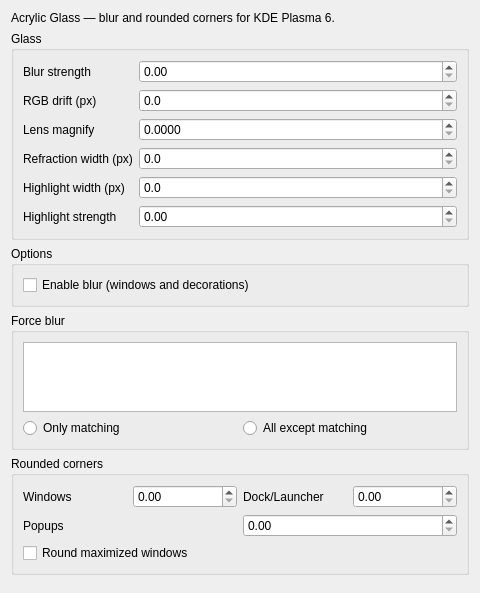
Before: the Qt Designer form src/offline/kwin-effects/acrylic-glass/src/kcm/blur_config.ui in lestercorderomurillo/macos-tahoe-liquid-kde, drawn with Qt 5.
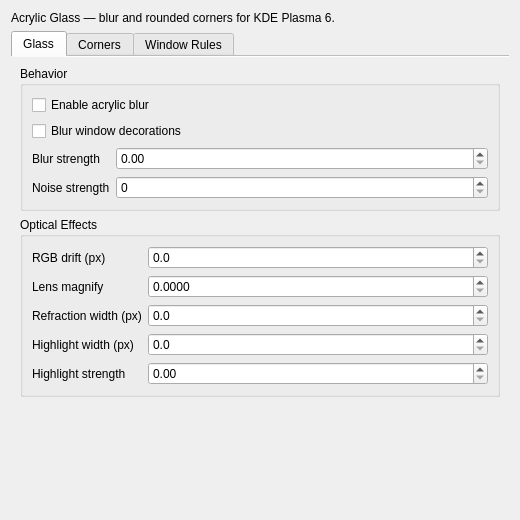
After: the same form once the commit is applied.

Commit message:
Acrylic glass: modular shaders + extended KCM config UI
Split monolithic onscreen_rounded shaders into reusable modules
(blur.glsl, distort.glsl, highlight.glsl, sdf.glsl) and register them
via the qrc.  Rebuild wires the new sources through CMakeLists and
blur.cpp.  blur_config KCM UI extended with the new surface/iridescence
controls.  tests/test.sh picks up the additional shader assertions.

Also ignore .codex scratch file.

Patch:
```diff
--- a/src/offline/kwin-effects/acrylic-glass/src/kcm/blur_config.ui
+++ b/src/offline/kwin-effects/acrylic-glass/src/kcm/blur_config.ui
@@ -3,169 +3,451 @@
  <class>BlurEffectConfig</class>
  <widget class="QWidget" name="BlurEffectConfig">
   <property name="geometry">
-   <rect><x>0</x><y>0</y><width>480</width><height>420</height></rect>
+   <rect>
+    <x>0</x>
+    <y>0</y>
+    <width>520</width>
+    <height>520</height>
+   </rect>
   </property>
-  <layout class="QVBoxLayout">
+  <layout class="QVBoxLayout" name="verticalLayoutMain">
    <item>
-    <widget class="QLabel">
-     <property name="text"><string>Acrylic Glass — blur and rounded corners for KDE Plasma 6.</string></property>
-     <property name="wordWrap"><bool>true</bool></property>
+    <widget class="QLabel" name="introLabel">
+     <property name="text">
+      <string>Acrylic Glass — blur and rounded corners for KDE Plasma 6.</string>
+     </property>
+     <property name="wordWrap">
+      <bool>true</bool>
+     </property>
     </widget>
    </item>
    <item>
-    <widget class="QGroupBox">
-     <property name="title"><string>Glass</string></property>
-     <layout class="QFormLayout">
-      <item row="0" column="0">
-       <widget class="QLabel">
-        <property name="text"><string>Blur strength</string></property>
-        <property name="toolTip"><string>Kawase downsample depth. Higher values produce a deeper, more Gaussian-looking blur behind the glass.</string></property>
-       </widget>
-      </item>
-      <item row="0" column="1">
-       <widget class="QDoubleSpinBox" name="kcfg_BlurStrength">
-        <property name="toolTip"><string>Kawase downsample depth. Higher values produce a deeper blur. Fractional values (e.g. 1.75) interpolate smoothly between levels.</string></property>
-        <property name="minimum"><double>0.0</double></property>
-        <property name="maximum"><double>20.0</double></property>
-        <property name="singleStep"><double>0.05</double></property>
-        <property name="decimals"><number>2</number></property>
-       </widget>
-      </item>
-      <item row="1" column="0">
-       <widget class="QLabel">
-        <property name="text"><string>RGB drift (px)</string></property>
-        <property name="toolTip"><string>Chromatic aberration spread at the glass rim. Dispersive glass separates wavelengths — red drifts outward, blue drifts inward. 0 = no drift.</string></property>
-       </widget>
-      </item>
-      <item row="1" column="1">
-       <widget class="QDoubleSpinBox" name="kcfg_RgbDriftStrength">
-        <property name="toolTip"><string>Chromatic aberration spread at the glass rim. Dispersive glass separates wavelengths — red drifts outward, blue drifts inward. 0 = no drift.</string></property>
-        <property name="minimum"><double>0.0</double></property>
-        <property name="maximum"><double>100.0</double></property>
-        <property name="singleStep"><double>1.0</double></property>
-        <property name="decimals"><number>1</number></property>
-       </widget>
-      </item>
-      <item row="2" column="0">
-       <widget class="QLabel">
-        <property name="text"><string>Lens magnify</string></property>
-        <property name="toolTip"><string>Convex-lens magnification of the blurred backdrop. The whole glass surface acts as a thick lens — higher values make the background appear closer.</string></property>
-       </widget>
-      </item>
-      <item row="2" column="1">
-       <widget class="QDoubleSpinBox" name="kcfg_MagnifyGlassStrength">
-        <property name="toolTip"><string>Convex-lens magnification of the blurred backdrop. The whole glass surface acts as a thick lens — higher values make the background appear closer.</string></property>
-        <property name="minimum"><double>0.0</double></property>
-        <property name="maximum"><double>0.1</double></property>
-        <property name="singleStep"><double>0.001</double></property>
-        <property name="decimals"><number>4</number></property>
-       </widget>
-      </item>
-      <item row="3" column="0">
-       <widget class="QLabel">
-        <property name="text"><string>Refraction width (px)</string></property>
-        <property name="toolTip"><string>Band from the glass edge inward where chromatic dispersion and lens distortion are active. Narrow values (e.g. 22 px) keep the prismatic fringe tight to the border.</string></property>
-       </widget>
-      </item>
-      <item row="3" column="1">
-       <widget class="QDoubleSpinBox" name="kcfg_RefractionWidth">
-        <property name="toolTip"><string>Band from the glass edge inward where chromatic dispersion and lens distortion are active. Narrow values (e.g. 22 px) keep the prismatic fringe tight to the border.</string></property>
-        <property name="minimum"><double>0.0</double></property>
-        <property name="maximum"><double>300.0</double></property>
-        <property name="singleStep"><double>1.0</double></property>
-        <property name="decimals"><number>1</number></property>
-       </widget>
-      </item>
-      <item row="4" column="0">
-       <widget class="QLabel">
-        <property name="text"><string>Highlight width (px)</string></property>
-        <property name="toolTip"><string>Band from the glass edge inward where the specular glow and ambient top/bottom gradient are active. Large values (e.g. 120 px) spread the light across most of the surface.</string></property>
-       </widget>
-      </item>
-      <item row="4" column="1">
-       <widget class="QDoubleSpinBox" name="kcfg_HighlightWidth">
-        <property name="toolTip"><string>Band from the glass edge inward where the specular glow and ambient top/bottom gradient are active. Large values (e.g. 120 px) spread the light across most of the surface.</string></property>
-        <property name="minimum"><double>0.0</double></property>
-        <property name="maximum"><double>600.0</double></property>
-        <property name="singleStep"><double>1.0</double></property>
-        <property name="decimals"><number>1</number></property>
-       </widget>
-      </item>
-      <item row="5" column="0">
-       <widget class="QLabel">
-        <property name="text"><string>Highlight strength</string></property>
-        <property name="toolTip"><string>Brightness multiplier for the specular rim glow at the glass edge. 0 = no highlight, 1 = default, 2+ = very bright.</string></property>
-       </widget>
-      </item>
-      <item row="5" column="1">
-       <widget class="QDoubleSpinBox" name="kcfg_HighlightStrength">
-        <property name="toolTip"><string>Brightness multiplier for the specular rim glow at the glass edge. 0 = no highlight, 1 = default, 2+ = very bright.</string></property>
-        <property name="minimum"><double>0.0</double></property>
-        <property name="maximum"><double>3.0</double></property>
-        <property name="singleStep"><double>0.05</double></property>
-        <property name="decimals"><number>2</number></property>
-       </widget>
-      </item>
-     </layout>
+    <widget class="QTabWidget" name="settingsTabs">
+     <property name="documentMode">
+      <bool>true</bool>
+     </property>
+     <widget class="QWidget" name="tabGlass">
+      <attribute name="title">
+       <string>Glass</string>
+      </attribute>
+      <layout class="QVBoxLayout" name="verticalLayoutGlass">
+       <item>
+        <widget class="QGroupBox" name="groupBehavior">
+         <property name="title">
+          <string>Behavior</string>
+         </property>
+         <layout class="QVBoxLayout" name="verticalLayoutBehavior">
+          <item>
+           <widget class="QCheckBox" name="kcfg_TransparentBlur">
+            <property name="text">
+             <string>Enable acrylic blur</string>
+            </property>
+           </widget>
+          </item>
+          <item>
+           <widget class="QCheckBox" name="kcfg_BlurDecorations">
+            <property name="text">
+             <string>Blur window decorations</string>
+            </property>
+           </widget>
+          </item>
+          <item>
+           <layout class="QFormLayout" name="formLayoutBehavior">
+            <item row="0" column="0">
+             <widget class="QLabel" name="labelBlurStrength">
+              <property name="text">
+               <string>Blur strength</string>
+              </property>
+              <property name="toolTip">
+               <string>Kawase downsample depth. Higher values produce a deeper blur. Fractional values interpolate smoothly.</string>
+              </property>
+             </widget>
+            </item>
+            <item row="0" column="1">
+             <widget class="QDoubleSpinBox" name="kcfg_BlurStrength">
+              <property name="toolTip">
+               <string>Kawase downsample depth. Higher values produce a deeper blur. Fractional values interpolate smoothly.</string>
+              </property>
+              <property name="minimum">
+               <double>0.000000000000000</double>
+              </property>
+              <property name="maximum">
+               <double>20.000000000000000</double>
+              </property>
+              <property name="singleStep">
+               <double>0.050000000000000</double>
+              </property>
+              <property name="decimals">
+               <number>2</number>
+              </property>
+             </widget>
+            </item>
+            <item row="1" column="0">
+             <widget class="QLabel" name="labelNoiseStrength">
+              <property name="text">
+               <string>Noise strength</string>
+              </property>
+              <property name="toolTip">
+               <string>Fine grain added to reduce color banding in smooth blur gradients. 0 disables grain.</string>
+              </property>
+             </widget>
+            </item>
+            <item row="1" column="1">
+             <widget class="QSpinBox" name="kcfg_NoiseStrength">
+              <property name="toolTip">
+               <string>Fine grain added to reduce color banding in smooth blur gradients. 0 disables grain.</string>
+              </property>
+              <property name="minimum">
+               <number>0</number>
+              </property>
+              <property name="maximum">
+               <number>64</number>
+              </property>
+             </widget>
+            </item>
+           </layout>
+          </item>
+         </layout>
+        </widget>
+       </item>
+       <item>
+        <widget class="QGroupBox" name="groupOptics">
+         <property name="title">
+          <string>Optical Effects</string>
+         </property>
+         <layout class="QFormLayout" name="formLayoutOptics">
+          <item row="0" column="0">
+           <widget class="QLabel" name="labelRgbDriftStrength">
+            <property name="text">
+             <string>RGB drift (px)</string>
+            </property>
+            <property name="toolTip">
+             <string>Chromatic aberration spread at the glass rim. 0 disables RGB splitting.</string>
+            </property>
+           </widget>
+          </item>
+          <item row="0" column="1">
+           <widget class="QDoubleSpinBox" name="kcfg_RgbDriftStrength">
+            <property name="toolTip">
+             <string>Chromatic aberration spread at the glass rim. 0 disables RGB splitting.</string>
+            </property>
+            <property name="minimum">
+             <double>0.000000000000000</double>
+            </property>
+            <property name="maximum">
+             <double>100.000000000000000</double>
+            </property>
+            <property name="singleStep">
+             <double>1.000000000000000</double>
+            </property>
+            <property name="decimals">
+             <number>1</number>
+            </property>
+           </widget>
+          </item>
+          <item row="1" column="0">
+           <widget class="QLabel" name="labelMagnifyGlassStrength">
+            <property name="text">
+             <string>Lens magnify</string>
+            </property>
+            <property name="toolTip">
+             <string>Convex lens magnification of the blurred backdrop.</string>
+            </property>
+           </widget>
+          </item>
+          <item row="1" column="1">
+           <widget class="QDoubleSpinBox" name="kcfg_MagnifyGlassStrength">
+            <property name="toolTip">
+             <string>Convex lens magnification of the blurred backdrop.</string>
+            </property>
+            <property name="minimum">
+             <double>0.000000000000000</double>
+            </property>
+            <property name="maximum">
+             <double>0.100000000000000</double>
+            </property>
+            <property name="singleStep">
+             <double>0.001000000000000</double>
+            </property>
+            <property name="decimals">
+             <number>4</number>
+            </property>
+           </widget>
+          </item>
+          <item row="2" column="0">
+           <widget class="QLabel" name="labelRefractionWidth">
+            <property name="text">
+             <string>Refraction width (px)</string>
+            </property>
+            <property name="toolTip">
+             <string>Width of the edge band where refraction and RGB drift are active.</string>
+            </property>
+           </widget>
+          </item>
+          <item row="2" column="1">
+           <widget class="QDoubleSpinBox" name="kcfg_RefractionWidth">
+            <property name="toolTip">
+             <string>Width of the edge band where refraction and RGB drift are active.</string>
+            </property>
+            <property name="minimum">
+             <double>0.000000000000000</double>
+            </property>
+            <property name="maximum">
+             <double>300.000000000000000</double>
+            </property>
+            <property name="singleStep">
+             <double>1.000000000000000</double>
+            </property>
+            <property name="decimals">
+             <number>1</number>
+            </property>
+           </widget>
+          </item>
+          <item row="3" column="0">
+           <widget class="QLabel" name="labelHighlightWidth">
+            <property name="text">
+             <string>Highlight width (px)</string>
+            </property>
+            <property name="toolTip">
+             <string>Width of the rim-light band from the edge toward the center.</string>
+            </property>
+           </widget>
+          </item>
+          <item row="3" column="1">
+           <widget class="QDoubleSpinBox" name="kcfg_HighlightWidth">
+            <property name="toolTip">
+             <string>Width of the rim-light band from the edge toward the center.</string>
+            </property>
+            <property name="minimum">
+             <double>0.000000000000000</double>
+            </property>
+            <property name="maximum">
+             <double>600.000000000000000</double>
+            </property>
+            <property name="singleStep">
+             <double>1.000000000000000</double>
+            </property>
+            <property name="decimals">
+             <number>1</number>
+            </property>
+           </widget>
+          </item>
+          <item row="4" column="0">
+           <widget class="QLabel" name="labelHighlightStrength">
+            <property name="text">
+             <string>Highlight strength</string>
+            </property>
+            <property name="toolTip">
+             <string>Brightness multiplier for the glass rim highlight.</string>
+            </property>
+           </widget>
+          </item>
+          <item row="4" column="1">
+           <widget class="QDoubleSpinBox" name="kcfg_HighlightStrength">
+            <property name="toolTip">
+             <string>Brightness multiplier for the glass rim highlight.</string>
+            </property>
+            <property name="minimum">
+             <double>0.000000000000000</double>
+            </property>
+            <property name="maximum">
+             <double>3.000000000000000</double>
+            </property>
+            <property name="singleStep">
+             <double>0.050000000000000</double>
+            </property>
+            <property name="decimals">
+             <number>2</number>
+            </property>
+           </widget>
+          </item>
+         </layout>
+        </widget>
+       </item>
+       <item>
+        <spacer name="verticalSpacerGlass">
+         <property name="orientation">
+          <enum>Qt::Vertical</enum>
+         </property>
+         <property name="sizeHint" stdset="0">
+          <size>
+           <width>20</width>
+           <height>40</height>
+          </size>
+         </property>
+        </spacer>
+       </item>
+      </layout>
+     </widget>
+     <widget class="QWidget" name="tabCorners">
+      <attribute name="title">
+       <string>Corners</string>
+      </attribute>
+      <layout class="QVBoxLayout" name="verticalLayoutCorners">
+       <item>
+        <widget class="QGroupBox" name="groupCornerRadius">
+         <property name="title">
+          <string>Corner Radius (px)</string>
+         </property>
+         <layout class="QFormLayout" name="formLayoutCorners">
+          <item row="0" column="0">
+           <widget class="QLabel" name="labelWindowCornerRadius">
+            <property name="text">
+             <string>Windows</string>
+            </property>
+           </widget>
+          </item>
+          <item row="0" column="1">
+           <widget class="QDoubleSpinBox" name="kcfg_WindowCornerRadius">
+            <property name="minimum">
+             <double>0.000000000000000</double>
+            </property>
+            <property name="maximum">
+             <double>100.000000000000000</double>
+            </property>
+           </widget>
+          </item>
+          <item row="1" column="0">
+           <widget class="QLabel" name="labelDockCornerRadius">
+            <property name="text">
+             <string>Dock/Launcher</string>
+            </property>
+           </widget>
+          </item>
+          <item row="1" column="1">
+           <widget class="QDoubleSpinBox" name="kcfg_DockCornerRadius">
+            <property name="minimum">
+             <double>0.000000000000000</double>
+            </property>
+            <property name="maximum">
+             <double>100.000000000000000</double>
+            </property>
+           </widget>
+          </item>
+          <item row="2" column="0">
+           <widget class="QLabel" name="labelPopupCornerRadius">
+            <property name="text">
+             <string>Popups</string>
+            </property>
+            <property name="toolTip">
+             <string>Tooltips, menus, dialogs and applet popups.</string>
+            </property>
+           </widget>
+          </item>
+          <item row="2" column="1">
+           <widget class="QDoubleSpinBox" name="kcfg_PopupCornerRadius">
+            <property name="minimum">
+             <double>0.000000000000000</double>
+            </property>
+            <property name="maximum">
+             <double>100.000000000000000</double>
+            </property>
+           </widget>
+          </item>
+         </layout>
+        </widget>
+       </item>
+       <item>
+        <widget class="QCheckBox" name="kcfg_RoundCornersOfMaximizedWindows">
+         <property name="text">
+          <string>Round maximized windows</string>
+         </property>
+        </widget>
+       </item>
+       <item>
+        <spacer name="verticalSpacerCorners">
+         <property name="orientation">
+          <enum>Qt::Vertical</enum>
+         </property>
+         <property name="sizeHint" stdset="0">
+          <size>
+           <width>20</width>
+           <height>40</height>
+          </size>
+         </property>
+        </spacer>
+       </item>
+      </layout>
+     </widget>
+     <widget class="QWidget" name="tabWindowRules">
+      <attribute name="title">
+       <string>Window Rules</string>
+      </attribute>
+      <layout class="QVBoxLayout" name="verticalLayoutRules">
+       <item>
+        <widget class="QGroupBox" name="groupForceBlurList">
+         <property name="title">
+          <string>Force Blur List</string>
+         </property>
+         <layout class="QVBoxLayout" name="verticalLayoutForceList">
+          <item>
+           <widget class="QLabel" name="labelWindowClassesHelp">
+            <property name="text">
+             <string>One window class or resource name per line.</string>
+            </property>
+            <property name="wordWrap">
+             <bool>true</bool>
+            </property>
+           </widget>
+          </item>
+          <item>
+           <widget class="QPlainTextEdit" name="kcfg_WindowClasses">
+            <property name="maximumSize">
+             <size>
+              <width>16777215</width>
+              <height>140</height>
+             </size>
+            </property>
+            <property name="placeholderText">
+             <string>examples:
+org.kde.dolphin
+firefox</string>
+            </property>
+           </widget>
+          </item>
+         </layout>
+        </widget>
+       </item>
+       <item>
+        <widget class="QGroupBox" name="groupMatchMode">
+         <property name="title">
+          <string>Match Mode</string>
+         </property>
+         <layout class="QVBoxLayout" name="verticalLayoutMatchMode">
+          <item>
+           <widget class="QRadioButton" name="kcfg_BlurMatching">
+            <property name="text">
+             <string>Only matching windows</string>
+            </property>
+           </widget>
+          </item>
+          <item>
+           <widget class="QRadioButton" name="kcfg_BlurNonMatching">
+            <property name="text">
+             <string>All except matching windows</string>
+            </property>
+           </widget>
+          </item>
+         </layout>
+        </widget>
+       </item>
+       <item>
+        <spacer name="verticalSpacerRules">
+         <property name="orientation">
+          <enum>Qt::Vertical</enum>
+         </property>
+         <property name="sizeHint" stdset="0">
+          <size>
+           <width>20</width>
+           <height>40</height>
+          </size>
+         </property>
+        </spacer>
+       </item>
+      </layout>
+     </widget>
     </widget>
    </item>
-   <item>
-    <widget class="QGroupBox">
-     <property name="title"><string>Options</string></property>
-     <layout class="QVBoxLayout">
-      <item>
-       <widget class="QCheckBox" name="kcfg_TransparentBlur">
-        <property name="text"><string>Enable blur (windows and decorations)</string></property>
-       </widget>
-      </item>
-     </layout>
-    </widget>
-   </item>
-   <item>
-    <widget class="QGroupBox">
-     <property name="title"><string>Force blur</string></property>
-     <layout class="QVBoxLayout">
-      <item>
-       <widget class="QPlainTextEdit" name="kcfg_WindowClasses">
-        <property name="maximumSize"><size><width>16777215</width><height>80</height></size></property>
-       </widget>
-      </item>
-      <item>
-       <layout class="QHBoxLayout">
-        <item><widget class="QRadioButton" name="kcfg_BlurMatching"><property name="text"><string>Only matching</string></property></widget></item>
-        <item><widget class="QRadioButton" name="kcfg_BlurNonMatching"><property name="text"><string>All except matching</string></property></widget></item>
-       </layout>
-      </item>
-     </layout>
-    </widget>
-   </item>
-   <item>
-    <widget class="QGroupBox">
-     <property name="title"><string>Rounded corners</string></property>
-     <layout class="QVBoxLayout">
-      <item>
-       <layout class="QHBoxLayout">
-        <item><widget class="QLabel"><property name="text"><string>Windows</string></property></widget></item>
-        <item><widget class="QDoubleSpinBox" name="kcfg_WindowCornerRadius"><property name="minimum"><double>0.0</double></property></widget></item>
-        <item><widget class="QLabel"><property name="text"><string>Dock/Launcher</string></property></widget></item>
-        <item><widget class="QDoubleSpinBox" name="kcfg_DockCornerRadius"><property name="minimum"><double>0.0</double></property></widget></item>
-       </layout>
-      </item>
-      <item>
-       <layout class="QHBoxLayout">
-        <item><widget class="QLabel"><property name="text"><string>Popups</string></property><property name="toolTip"><string>Tooltips, menus, dialogs, and applet popups</string></property></widget></item>
-        <item><widget class="QDoubleSpinBox" name="kcfg_PopupCornerRadius"><property name="minimum"><double>0.0</double></property></widget></item>
-       </layout>
-      </item>
-      <item>
-       <widget class="QCheckBox" name="kcfg_RoundCornersOfMaximizedWindows">
-        <property name="text"><string>Round maximized windows</string></property>
-       </widget>
-      </item>
-     </layout>
-    </widget>
-   </item>
-   <item><spacer><property name="orientation"><enum>Qt::Orientation::Vertical</enum></property></spacer></item>
   </layout>
  </widget>
  <resources/>
```
The commit also changes 13 other files.
